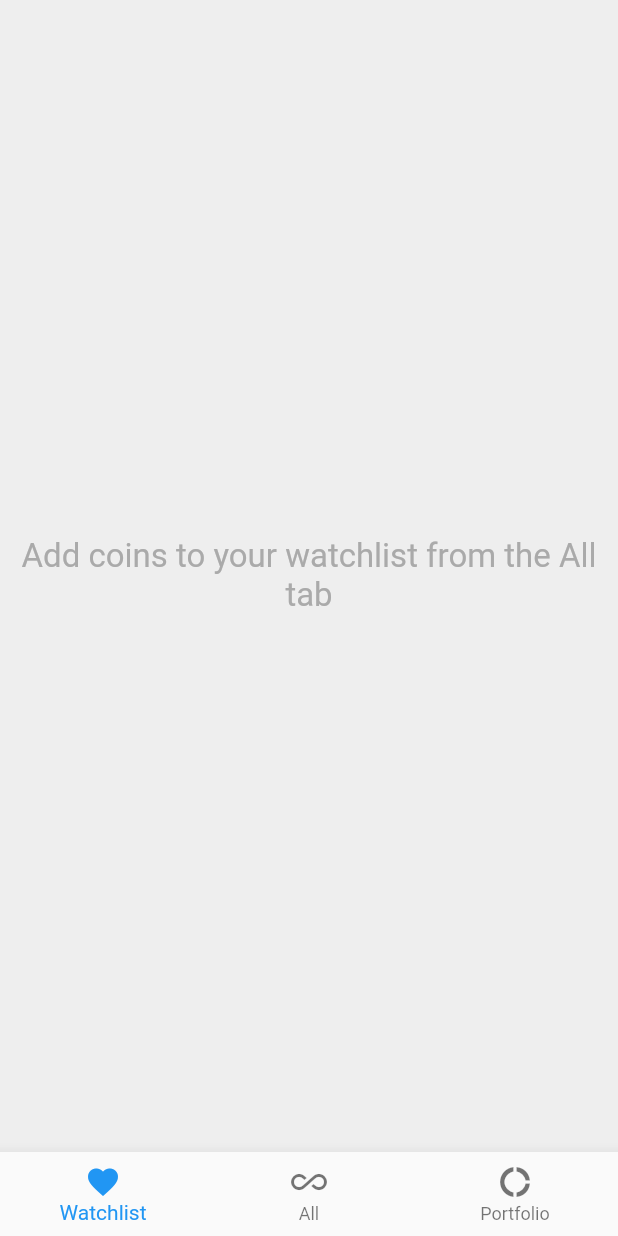
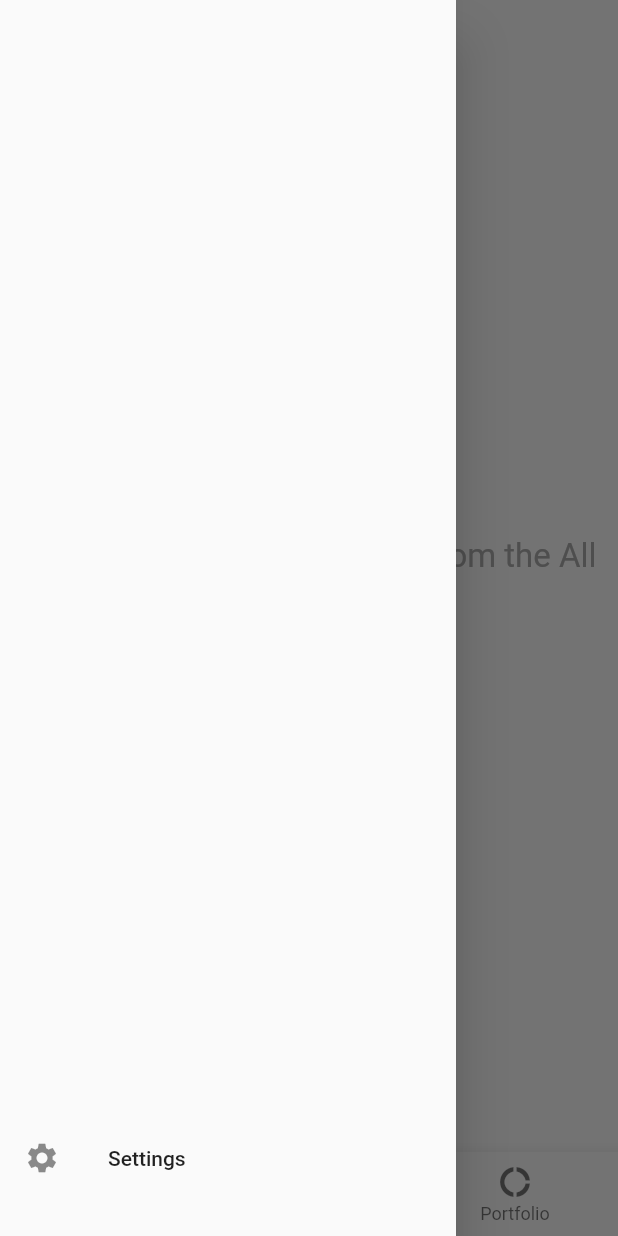
Before and after one commit to damoonrashidi/bitalarm, a Flutter app: the screen it shows after launch, with the side drawer open (before the commit the screen has no drawer), on a phone screen of 412 x 824 dp. Run offline on Flutter 3.47's test engine with Material 2 defaults, Android fonts, the phone set to English and light mode, and no system bars; our stand-ins replace shared_preferences, sqflite; missing offline and left inert: barcode_scan, flutter_circular_chart; accounts and stored records are empty; network calls fail.

```diff
--- a/lib/components/watchlist/watchlist_item.dart
+++ b/lib/components/watchlist/watchlist_item.dart
@@ -72,7 +72,7 @@ class WatchlistItemState extends State<WatchlistItem> {
         key: new Key(this.symbol),
         child: new Container(
           decoration: new BoxDecoration(
-            color: Colors.white,
+            color: Theme.of(ctx).backgroundColor,
             border: new Border(
               bottom: new BorderSide(
                 color: const Color(0xffeeeeee),
--- a/lib/pages/portfolio.page.dart
+++ b/lib/pages/portfolio.page.dart
@@ -30,9 +30,9 @@ class _PortfolioPageState extends State<PortfolioPage> {
   initStateAsync() async {
     _fiat = await _ss.getFiatCurrency();
     _stake = await _ss.getStake();
-    List<Object> prices = await API.getPrices(currency: _fiat);
     _wallets = await _wp.getWallets();
     setState((){});
+    List<Object> prices = await API.getPrices(currency: _fiat);
     setState((){});
     await for (Object coin in _wp.getWalletValues()) {
       accumelateCoin(coin: coin, prices: prices);
--- a/lib/pages/watchlist.page.dart
+++ b/lib/pages/watchlist.page.dart
@@ -41,8 +41,21 @@ class _WatchlistPageState extends State<WatchlistPage> {
       return new WatchlistItem(price: price, name: name, symbol: symbol, percentChange: change);
     });
     return new Scaffold(
-      backgroundColor: const Color(0xffeeeeee),
       bottomNavigationBar: new AppBotNav(currentIndex: 0),
+      drawer: new Drawer(child: new Column(
+        mainAxisAlignment: MainAxisAlignment.end,
+        children: [new Container(
+          height: 80.0,
+          child: new Padding(
+            padding: const EdgeInsets.only(bottom: 30.0),
+            child: new ListTile(
+              onTap: () => Navigator.pushNamed(ctx, '/settings'),
+              leading: const Icon(Icons.settings),
+              title: new Text('Settings'),
+            )
+          )
+        )],
+      )),
       body: _list.length == 0 ?
         new Center(child: new Text(
           'Add coins to your watchlist from the All tab',
--- a/lib/styles.dart
+++ b/lib/styles.dart
@@ -50,9 +50,11 @@ Color getSymbolColor(String symbol) {
 }
 
 ThemeData customTheme = new ThemeData(
-    brightness: Brightness.light,
-    primarySwatch: Colors.blue,
-    primaryColor: const Color(0xff1819AA),
-    primaryColorBrightness: Brightness.dark,
-    accentColor: Colors.deepPurpleAccent,
-    accentColorBrightness: Brightness.light);
+  brightness: Brightness.light,
+  primarySwatch: Colors.blue,
+  primaryColor: const Color(0xff1819AA),
+  primaryColorBrightness: Brightness.dark,
+  accentColor: Colors.deepPurpleAccent,
+  backgroundColor: Colors.white,
+  accentColorBrightness: Brightness.light,
+);
```
Also changed, not shown: lib/pages/all.page.dart (+9 -3 lines), lib/services/watchlist.service.dart (+11 -11 lines).
